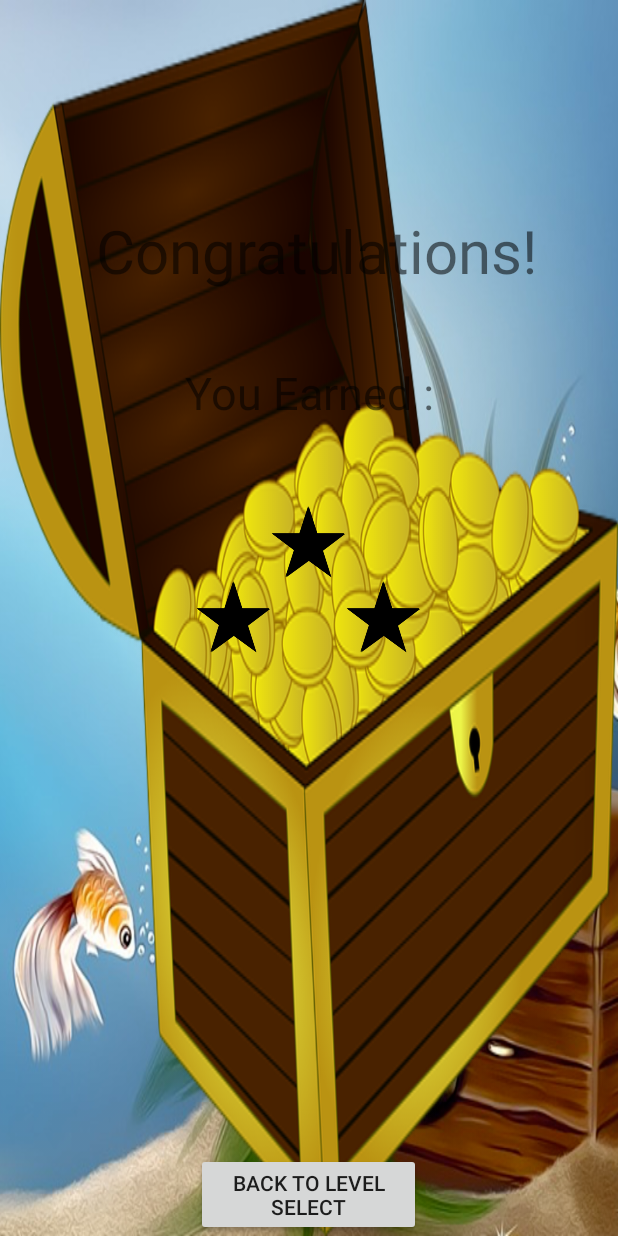
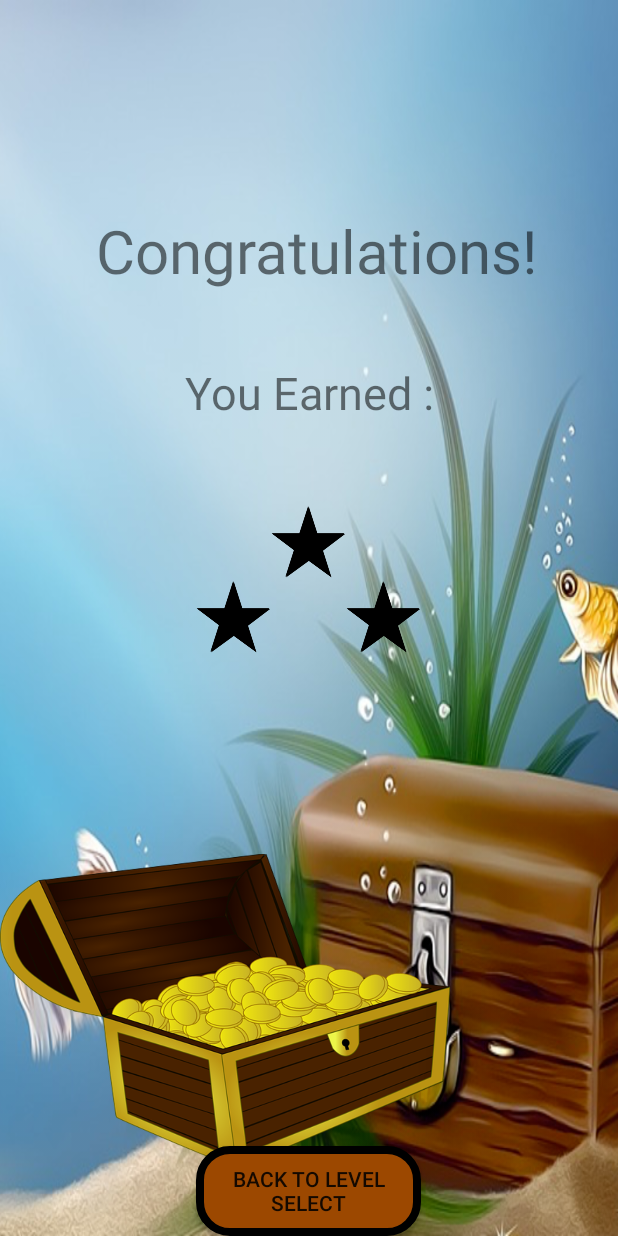
Before and after one commit to zenmasterjobo/CS370_Group_Project, an Android app: the fragment StarScreenFragment placed in its activity, on a phone screen of 412 x 824 dp. Run offline under Robolectric (Android 15) with nearby library versions, the phone set to English and light mode, and no system bars; 8 statements that could not run were skipped.

Commit message:
Fixed background bug -lw

```diff
--- a/Peg_Master/app/src/main/res/layout/activity_main_menu.xml
+++ b/Peg_Master/app/src/main/res/layout/activity_main_menu.xml
@@ -5,7 +5,8 @@
     android:layout_width="fill_parent"
     android:layout_height="fill_parent"
     tools:context="edu.sonoma.group.peg_master.MainMenu"
-    android:id="@+id/main_menu">
+    android:id="@+id/main_menu"
+    android:background="@drawable/mainwallpaper">
 
     <FrameLayout
         android:layout_width="match_parent"
--- a/Peg_Master/app/src/main/res/layout/fragment_info.xml
+++ b/Peg_Master/app/src/main/res/layout/fragment_info.xml
@@ -4,8 +4,7 @@
     android:layout_height="match_parent"
     tools:context="edu.sonoma.group.peg_master.InfoFragment"
     android:background="@drawable/mainwallpaper"
-    android:adjustViewBounds = "true"
-    android:backgroundTint="#000000">
+    android:adjustViewBounds = "true">
 
     <Button
         android:layout_width="93dp"
--- a/Peg_Master/app/src/main/res/layout/fragment_main_menu.xml
+++ b/Peg_Master/app/src/main/res/layout/fragment_main_menu.xml
@@ -4,8 +4,7 @@
     android:layout_height="fill_parent"
     tools:context="edu.sonoma.group.peg_master.MainMenuFragment"
     android:adjustViewBounds="true"
-    android:background="@drawable/mainwallpaper"
-    android:backgroundTint="#000000">
+    android:background="@drawable/mainwallpaper">
 
 
 
@@ -84,7 +83,7 @@
         android:layout_marginLeft="10dp"
         android:layout_marginRight="10dp"
         android:id="@+id/googlePlay"
-        android:text="Google Play"
+        android:text="High Scores"
         android:clickable="true"
         android:background="@drawable/buttonstyle"
         android:layout_marginTop="5dp"/>
--- a/Peg_Master/app/src/main/res/layout/fragment_options.xml
+++ b/Peg_Master/app/src/main/res/layout/fragment_options.xml
@@ -4,8 +4,7 @@
     android:layout_width="match_parent"
     android:layout_height="match_parent"
     android:background="@drawable/mainwallpaper"
-    android:adjustViewBounds = "true"
-    android:backgroundTint="#000000">
+    android:adjustViewBounds = "true">
 
     <Button
         android:layout_width="93dp"
--- a/Peg_Master/app/src/main/res/layout/fragment_starscreen.xml
+++ b/Peg_Master/app/src/main/res/layout/fragment_starscreen.xml
@@ -1,9 +1,13 @@
-
 <FrameLayout xmlns:android="http://schemas.android.com/apk/res/android"
     android:orientation="vertical" android:layout_width="match_parent"
     android:layout_height="match_parent"
-    android:background="@drawable/winscreenchest"
     android:weightSum="1">
+
+    <ImageView
+        android:layout_width="300dp"
+        android:layout_height="300dp"
+        android:src="@drawable/winscreenchest"
+        android:layout_gravity="center_vertical|bottom"/>
 
     <LinearLayout
         android:orientation="horizontal"
@@ -104,7 +108,8 @@
         android:layout_height="wrap_content"
         android:layout_gravity="center_horizontal|bottom"
         android:text="Back To Level Select"
-        android:id="@+id/backToLevelSelect" />
+        android:id="@+id/backToLevelSelect"
+        android:background="@drawable/buttonstyle"/>
 
 
 </FrameLayout>
--- a/Peg_Master/app/src/main/res/layout/fragment_statistics.xml
+++ b/Peg_Master/app/src/main/res/layout/fragment_statistics.xml
@@ -4,8 +4,7 @@
     android:layout_height="match_parent"
     tools:context="edu.sonoma.group.peg_master.StatisticsFragment"
     android:background="@drawable/mainwallpaper"
-    android:adjustViewBounds = "true"
-    android:backgroundTint="#000000">
+    android:adjustViewBounds = "true">
     <!-- TODO: Update blank fragment layout -->
 
     <Button
```
